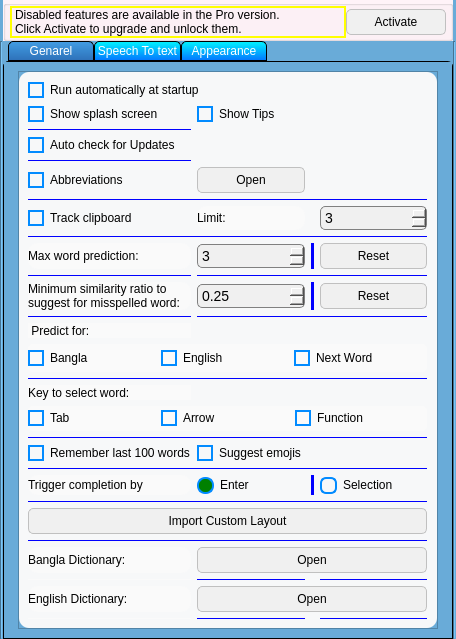
Above: Uis/Options.ui from nabil-bot/Stable-Updates before the change. Below: the same form after it.
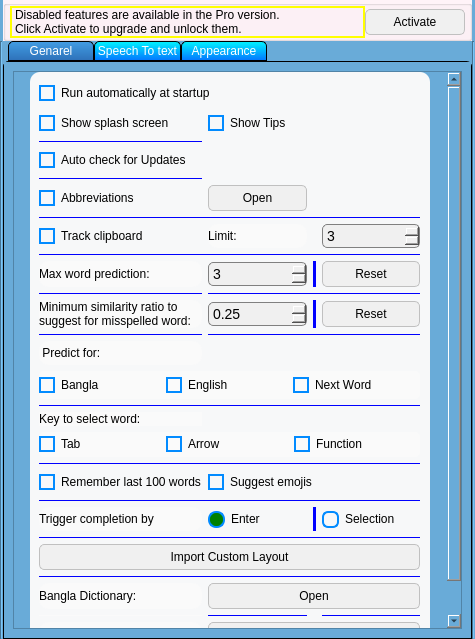
That is the form after the change. Icons and pictures are not drawn.

Patch:
```diff
--- a/Uis/Options.ui
+++ b/Uis/Options.ui
@@ -6,7 +6,7 @@
    <rect>
     <x>0</x>
     <y>0</y>
-    <width>456</width>
+    <width>475</width>
     <height>639</height>
    </rect>
   </property>
@@ -73,7 +73,7 @@
 QCheckBox {
  background: transparent;
 height: 18px;
-font-size:12px;
+	font: 12pt &quot;MS Shell Dlg 2&quot;;
 }
 
 QCheckBox:disabled {
@@ -113,6 +113,7 @@
 QRadioButton {
    background-color: transparent;
    color: black;
+	font: 12pt &quot;MS Shell Dlg 2&quot;;
 }
 
 QRadioButton::indicator {
@@ -290,23 +291,7 @@
         <string>Genarel</string>
        </attribute>
        <layout class="QGridLayout" name="gridLayout_4">
-        <item row="1" column="3">
-         <spacer name="horizontalSpacer">
-          <property name="orientation">
-           <enum>Qt::Horizontal</enum>
-          </property>
-          <property name="sizeType">
-           <enum>QSizePolicy::Minimum</enum>
-          </property>
-          <property name="sizeHint" stdset="0">
-           <size>
-            <width>5</width>
-            <height>20</height>
-           </size>
-          </property>
-         </spacer>
-        </item>
-        <item row="1" column="1" colspan="2">
+        <item row="1" column="0" colspan="2">
          <widget class="QScrollArea" name="scrollArea">
           <property name="widgetResizable">
            <bool>true</bool>
@@ -316,8 +301,8 @@
             <rect>
              <x>0</x>
              <y>0</y>
-             <width>361</width>
-             <height>567</height>
+             <width>430</width>
+             <height>608</height>
             </rect>
            </property>
            <layout class="QGridLayout" name="gridLayout_7">
@@ -340,10 +325,16 @@
              <widget class="QFrame" name="frame">
               <property name="minimumSize">
                <size>
-                <width>361</width>
+                <width>380</width>
                 <height>0</height>
                </size>
               </property>
+              <property name="maximumSize">
+               <size>
+                <width>400</width>
+                <height>16777215</height>
+               </size>
+              </property>
               <property name="styleSheet">
                <string notr="true">
 QLineEdit{
@@ -415,6 +406,12 @@
                   </property>
                   <item>
                    <widget class="QCheckBox" name="TabCheckBox">
+                    <property name="minimumSize">
+                     <size>
+                      <width>0</width>
+                      <height>24</height>
+                     </size>
+                    </property>
                     <property name="text">
                      <string>Tab</string>
                     </property>
@@ -461,6 +458,12 @@
                   </item>
                   <item>
                    <widget class="QCheckBox" name="Function_checkBox">
+                    <property name="minimumSize">
+                     <size>
+                      <width>0</width>
+                      <height>24</height>
+                     </size>
+                    </property>
                     <property name="toolTip">
                      <string>&lt;html&gt;&lt;head/&gt;&lt;body&gt;&lt;p&gt;&lt;br/&gt;&lt;/p&gt;&lt;/body&gt;&lt;/html&gt;</string>
                     </property>
@@ -510,7 +513,7 @@
                     <property name="minimumSize">
                      <size>
                       <width>0</width>
-                      <height>18</height>
+                      <height>24</height>
                      </size>
                     </property>
                     <property name="text">
@@ -523,7 +526,7 @@
                     <property name="minimumSize">
                      <size>
                       <width>18</width>
-                      <height>0</height>
+                      <height>24</height>
                      </size>
                     </property>
                     <property name="text">
@@ -533,6 +536,12 @@
                   </item>
                   <item>
                    <widget class="QCheckBox" name="SentenceCheckBox">
+                    <property name="minimumSize">
+                     <size>
+                      <width>0</width>
+                      <height>24</height>
+                     </size>
+                    </property>
                     <property name="toolTip">
                      <string>&lt;html&gt;&lt;head/&gt;&lt;body&gt;&lt;p&gt;Not Recommended&lt;/p&gt;&lt;/body&gt;&lt;/html&gt;</string>
                     </property>
@@ -544,15 +553,14 @@
                  </layout>
                 </widget>
                </item>
-               <item row="0" column="0" colspan="2">
-                <widget class="QCheckBox" name="RunAtAtartUpCheckBox">
-                 <property name="text">
-                  <string>Run automatically at startup</string>
-                 </property>
-                </widget>
-               </item>
                <item row="15" column="0">
                 <widget class="QLabel" name="label_13">
+                 <property name="minimumSize">
+                  <size>
+                   <width>0</width>
+                   <height>24</height>
+                  </size>
+                 </property>
                  <property name="text">
                   <string> Predict for:</string>
                  </property>
@@ -560,6 +568,12 @@
                </item>
                <item row="1" column="1" colspan="3">
                 <widget class="QCheckBox" name="TipsCheckBox">
+                 <property name="minimumSize">
+                  <size>
+                   <width>0</width>
+                   <height>24</height>
+                  </size>
+                 </property>
                  <property name="text">
                   <string>Show Tips</string>
                  </property>
@@ -615,6 +629,12 @@
                </item>
                <item row="21" column="0">
                 <widget class="QCheckBox" name="RememberCheckBox">
+                 <property name="minimumSize">
+                  <size>
+                   <width>0</width>
+                   <height>24</height>
+                  </size>
+                 </property>
                  <property name="text">
                   <string>Remember last 100 words</string>
                  </property>
@@ -622,6 +642,12 @@
                </item>
                <item row="23" column="0">
                 <widget class="QLabel" name="label_18">
+                 <property name="minimumSize">
+                  <size>
+                   <width>0</width>
+                   <height>24</height>
+                  </size>
+                 </property>
                  <property name="text">
                   <string>Trigger completion by</string>
                  </property>
@@ -629,6 +655,12 @@
                </item>
                <item row="21" column="1" colspan="3">
                 <widget class="QCheckBox" name="SuggestEmojiesCheckBox">
+                 <property name="minimumSize">
+                  <size>
+                   <width>0</width>
+                   <height>24</height>
+                  </size>
+                 </property>
                  <property name="text">
                   <string>Suggest emojis</string>
                  </property>
@@ -704,6 +736,12 @@
                </item>
                <item row="1" column="0">
                 <widget class="QCheckBox" name="splashCheckBox">
+                 <property name="minimumSize">
+                  <size>
+                   <width>0</width>
+                   <height>24</height>
+                  </size>
+                 </property>
                  <property name="text">
                   <string>Show splash screen</string>
                  </property>
@@ -767,6 +805,12 @@
                </item>
                <item row="10" column="0">
                 <widget class="QLabel" name="label_12">
+                 <property name="minimumSize">
+                  <size>
+                   <width>0</width>
+                   <height>24</height>
+                  </size>
+                 </property>
                  <property name="text">
                   <string>Max word prediction:</string>
                  </property>
@@ -784,6 +828,12 @@
                </item>
                <item row="8" column="0">
                 <widget class="QCheckBox" name="ClipBoardCheckBox">
+                 <property name="minimumSize">
+                  <size>
+                   <width>0</width>
+                   <height>24</height>
+                  </size>
+                 </property>
                  <property name="text">
                   <string>Track clipboard</string>
                  </property>
@@ -905,6 +955,12 @@
                </item>
                <item row="29" column="0">
                 <widget class="QLabel" name="label_15">
+                 <property name="minimumSize">
+                  <size>
+                   <width>0</width>
+                   <height>24</height>
+                  </size>
+                 </property>
                  <property name="text">
                   <string>English Dictionary:</string>
                  </property>
@@ -1010,6 +1066,12 @@
                </item>
                <item row="6" column="0">
                 <widget class="QCheckBox" name="UseAbrisCheckBox">
+                 <property name="minimumSize">
+                  <size>
+                   <width>0</width>
+                   <height>24</height>
+                  </size>
+                 </property>
                  <property name="text">
                   <string>Abbreviations</string>
                  </property>
@@ -1089,6 +1151,12 @@
                </item>
                <item row="27" column="0">
                 <widget class="QLabel" name="label_14">
+                 <property name="minimumSize">
+                  <size>
+                   <width>0</width>
+                   <height>24</height>
+                  </size>
+                 </property>
                  <property name="maximumSize">
                   <size>
                    <width>16777215</width>
@@ -1102,11 +1170,30 @@
                </item>
                <item row="4" column="0">
                 <widget class="QCheckBox" name="AutoCheckForUpdatesCheckBox">
+                 <property name="minimumSize">
+                  <size>
+                   <width>0</width>
+                   <height>24</height>
+                  </size>
+                 </property>
                  <property name="text">
                   <string>Auto check for Updates</string>
                  </property>
                 </widget>
                </item>
+               <item row="0" column="0" colspan="4">
+                <widget class="QCheckBox" name="RunAtAtartUpCheckBox">
+                 <property name="minimumSize">
+                  <size>
+                   <width>0</width>
+                   <height>24</height>
+                  </size>
+                 </property>
+                 <property name="text">
+                  <string>Run automatically at startup</string>
+                 </property>
+                </widget>
+               </item>
               </layout>
              </widget>
             </item>
@@ -1114,22 +1201,6 @@
           </widget>
          </widget>
         </item>
-        <item row="1" column="0">
-         <spacer name="horizontalSpacer_2">
-          <property name="orientation">
-           <enum>Qt::Horizontal</enum>
-          </property>
-          <property name="sizeType">
-           <enum>QSizePolicy::Minimum</enum>
-          </property>
-          <property name="sizeHint" stdset="0">
-           <size>
-            <width>5</width>
-            <height>20</height>
-           </size>
-          </property>
-         </spacer>
-        </item>
        </layout>
       </widget>
       <widget class="QWidget" name="tab_2">
```
Left out of the diff: 7 changed lines with no effect on the pictures.
